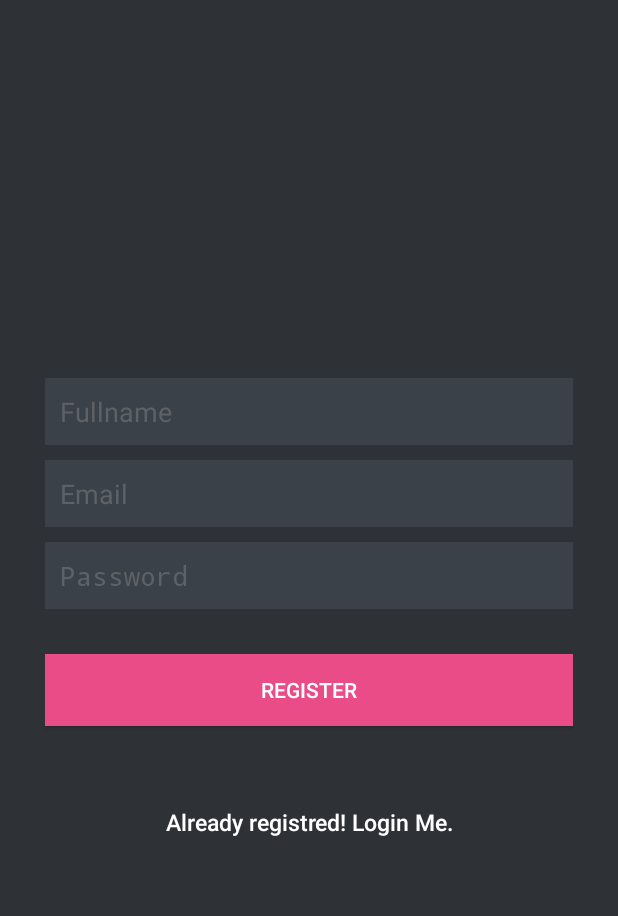
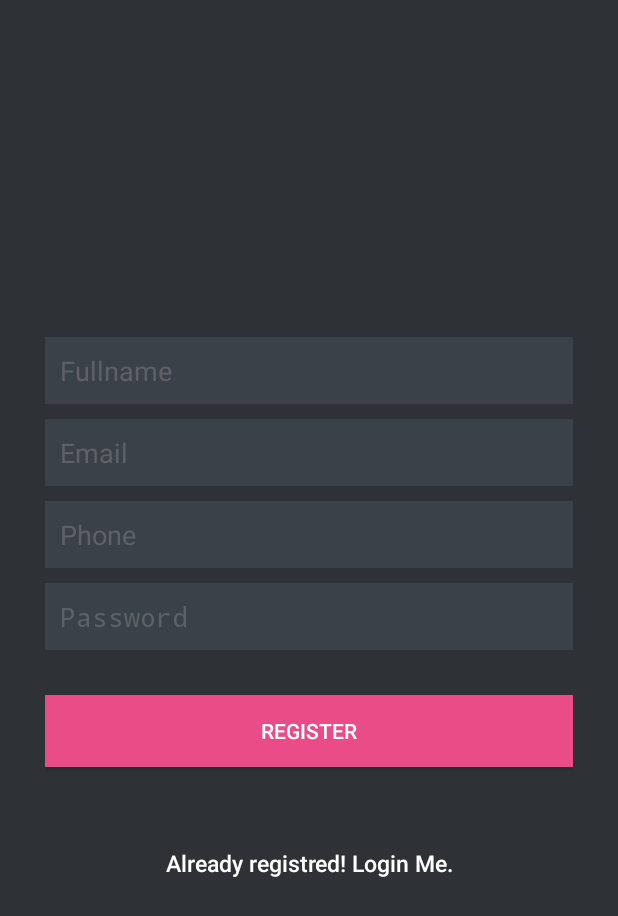
Before and after one commit to mjhram/TTaxiPassanger, an Android app: the RegisterActivity screen opened directly, with no data from a screen before it, after a tap on "REGISTER", on a phone screen of 412 x 824 dp. Shown: the top 916 px of the screen. Run offline under Robolectric (Android 15) with nearby library versions, the phone set to English and light mode, and no system bars; libraries missing offline, so code that uses them is left out: com.crashlytics.android, com.path.android, de.greenrobot.event, io.fabric.sdk, org.slf4j.

Commit message:
adding phone-A

```diff
--- a/ttaxi/src/main/java/com/mjhram/ttaxi/common/AppSettings.java
+++ b/ttaxi/src/main/java/com/mjhram/ttaxi/common/AppSettings.java
@@ -106,6 +106,12 @@ public class AppSettings extends Application {
     public static void setName(String name){
         SharedPreferences.Editor editor = prefs.edit();
         editor.putString(Constants.KEY_NAME, name);
+        editor.commit();
+    }
+
+    public static void setPhone(String phone){
+        SharedPreferences.Editor editor = prefs.edit();
+        editor.putString(Constants.KEY_PHONE, phone);
         editor.commit();
     }
 
--- a/ttaxi/src/main/java/com/mjhram/ttaxi/gcm_client/Constants.java
+++ b/ttaxi/src/main/java/com/mjhram/ttaxi/gcm_client/Constants.java
@@ -21,7 +21,8 @@ public interface Constants {
 
     public static final String KEY_IS_LOGGEDIN = "isLoggedIn";
     public static final String KEY_NAME = "name";
-    public static final String KEY_EMAIL = "key_email";
+	public static final String KEY_PHONE = "userPhone";
+	public static final String KEY_EMAIL = "key_email";
     public static final String KEY_UID = "key_uid";
 	public static final String KEY_REGID = "key_RegId";
 	public static final String SENT_TOKEN_TO_SERVER = "sentTokenToServer";
--- a/ttaxi/src/main/java/com/mjhram/ttaxi/login_register/RegisterActivity.java
+++ b/ttaxi/src/main/java/com/mjhram/ttaxi/login_register/RegisterActivity.java
@@ -38,6 +38,7 @@ public class RegisterActivity extends Activity {
     private Button btnLinkToLogin;
     private EditText inputFullName;
     private EditText inputEmail;
+    private EditText inputPhone;
     private EditText inputPassword;
     private ProgressDialog pDialog;
     //private SessionManager session;
@@ -49,6 +50,7 @@ public class RegisterActivity extends Activity {
         setContentView(R.layout.activity_register);
         inputFullName = (EditText) findViewById(R.id.name);
         inputEmail = (EditText) findViewById(R.id.email);
+        inputPhone = (EditText) findViewById(R.id.user_phone);
         inputPassword = (EditText) findViewById(R.id.password);
         btnRegister = (Button) findViewById(R.id.btnRegister);
         btnLinkToLogin = (Button) findViewById(R.id.btnLinkToLoginScreen);
@@ -75,13 +77,14 @@ public class RegisterActivity extends Activity {
             public void onClick(View view) {
                 String name = inputFullName.getText().toString();
                 String email = inputEmail.getText().toString();
+                String userPhone = inputPhone.getText().toString();
                 String password = inputPassword.getText().toString();
 
                 if (!name.isEmpty() && !email.isEmpty() && !password.isEmpty()) {
-                    registerUser(name, email, password);
+                    registerUser(name, email, userPhone, password);
                     AppSettings.setEmail(email);
                     AppSettings.setName(name);
-
+                    AppSettings.setPhone(userPhone);
 
                 } else {
                 Toast.makeText(getApplicationContext(),
@@ -106,7 +109,7 @@ public class RegisterActivity extends Activity {
     * Function to store user in MySQL database will post params(tag, name,
     * email, password) to register url
     * */
-    private void registerUser(final String name, final String email,
+    private void registerUser(final String name, final String email, final String userPhone,
                         final String password) {
         // Tag used to cancel the request
         String tag_string_req = "req_register";
@@ -133,10 +136,11 @@ public class RegisterActivity extends Activity {
                         JSONObject user = jObj.getJSONObject("user");
                         String name = user.getString("name");
                         String email = user.getString("email");
+                        String userPhone = user.getString("phone");
                         String created_at = user.getString("created_at");
 
                         // Inserting row in users table
-                        db.addUser(name, email, uid, created_at);
+                        db.addUser(name, email, userPhone, uid, created_at);
 
                         // Launch login activity
                         Intent intent = new Intent(
@@ -173,6 +177,7 @@ public class RegisterActivity extends Activity {
                     params.put("tag", "register");
                     params.put("name", name);
                     params.put("email", email);
+                    params.put("phone", userPhone);
                     params.put("password", password);
                     params.put("regId", AppSettings.regId);
                     params.put("type", "Pas");
--- a/ttaxi/src/main/java/com/mjhram/ttaxi/login_register/helper/SQLiteHandler.java
+++ b/ttaxi/src/main/java/com/mjhram/ttaxi/login_register/helper/SQLiteHandler.java
@@ -28,6 +28,7 @@ public class SQLiteHandler extends SQLiteOpenHelper {
     private static final String KEY_ID = "id";
     private static final String KEY_NAME = "name";
     private static final String KEY_EMAIL = "email";
+    private static final String KEY_PHONE = "phone";
     private static final String KEY_UID = "uid";
     private static final String KEY_CREATED_AT = "created_at";
     public SQLiteHandler(Context context) {
@@ -38,7 +39,7 @@ public class SQLiteHandler extends SQLiteOpenHelper {
     public void onCreate(SQLiteDatabase db) {
         String CREATE_LOGIN_TABLE = "CREATE TABLE " + TABLE_LOGIN + "("
             + KEY_ID + " INTEGER PRIMARY KEY," + KEY_NAME + " TEXT,"
-            + KEY_EMAIL + " TEXT UNIQUE," + KEY_UID + " TEXT,"
+            + KEY_EMAIL + " TEXT UNIQUE," + KEY_UID + " TEXT," + KEY_PHONE + " TEXT,"
             + KEY_CREATED_AT + " TEXT" + ")";
         db.execSQL(CREATE_LOGIN_TABLE);
 
@@ -56,12 +57,13 @@ public class SQLiteHandler extends SQLiteOpenHelper {
     /**
      * Storing user details in database
      * */
-    public void addUser(String name, String email, String uid, String created_at) {
+    public void addUser(String name, String email, String phone, String uid, String created_at) {
         SQLiteDatabase db = this.getWritableDatabase();
 
         ContentValues values = new ContentValues();
         values.put(KEY_NAME, name); // Name
         values.put(KEY_EMAIL, email); // Email
+        values.put(KEY_PHONE, phone); // Phone
         values.put(KEY_UID, uid); // Email
         values.put(KEY_CREATED_AT, created_at); // Created At
 
--- a/ttaxi/src/main/res/layout/activity_register.xml
+++ b/ttaxi/src/main/res/layout/activity_register.xml
@@ -42,6 +42,19 @@
             android:textColorHint="@color/input_register_hint" />
 
         <EditText
+            android:id="@+id/user_phone"
+            android:layout_width="fill_parent"
+            android:layout_height="wrap_content"
+            android:layout_marginBottom="10dp"
+            android:background="@color/input_register_bg"
+            android:hint="@string/hint_phone"
+            android:padding="10dp"
+            android:singleLine="true"
+            android:inputType="phone"
+            android:textColor="@color/input_register"
+            android:textColorHint="@color/input_register_hint" />
+
+        <EditText
             android:id="@+id/password"
             android:layout_width="fill_parent"
             android:layout_height="wrap_content"
--- a/ttaxi/src/main/res/values/strings.xml
+++ b/ttaxi/src/main/res/values/strings.xml
@@ -6,6 +6,7 @@
     <string name="hint_email">Email</string>
     <string name="hint_password">Password</string>
     <string name="hint_name">Fullname</string>
+    <string name="hint_phone">Phone</string>
     <string name="btn_login">LOGIN</string>
     <string name="btn_register">REGISTER</string>
     <string name="btn_link_to_register">Not a member? Sign up now.</string>
```
